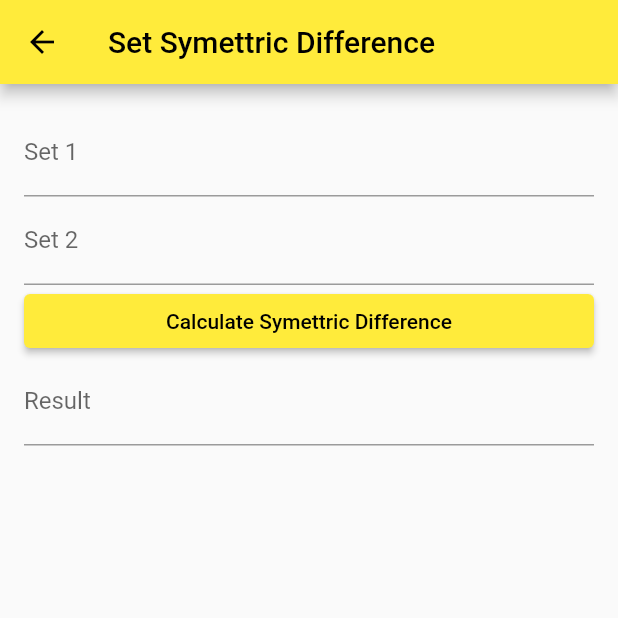
After one commit to coldvl/intersectionApp, a Flutter app: the screen it shows after launch, after a tap on "Calculate Symettric Difference", on a phone screen of 412 x 824 dp, the top half of it. The commit adds this screen. Run offline on Flutter 3.47's test engine with Material 2 defaults, Android fonts, the phone set to English and light mode, and no system bars.

Commit message:
added symetric difference

```diff
--- a/lib/homepage.dart
+++ b/lib/homepage.dart
@@ -3,6 +3,7 @@
 import 'package:flutter/material.dart';
 import 'package:intersection/intersection.dart';
 import 'package:intersection/cartesian_product.dart';
+import 'package:intersection/symettric_difference.dart';
 
 class HomePage extends StatelessWidget {
   const HomePage({super.key});
@@ -27,6 +28,18 @@ class HomePage extends StatelessWidget {
                 },
                 child: const Text('Calculate Intersection'),
               ),
+              //add a button to navigate to the symettric difference screen
+              const SizedBox(height: 16.0),
+              ElevatedButton(
+                onPressed: () {
+                  Navigator.push(
+                    context,
+                    MaterialPageRoute(
+                        builder: (context) => const SetSymettricDifference()),
+                  );
+                },
+                child: const Text('Calculate Symettric Difference'),
+              ),
               const SizedBox(height: 16.0),
               ElevatedButton(
                 onPressed: () {
--- /dev/null
+++ b/lib/symettric_difference.dart
@@ -0,0 +1,74 @@
+// this file is used to find the symettric difference between two sets
+
+import 'package:flutter/material.dart';
+
+class SetSymettricDifference extends StatefulWidget {
+  const SetSymettricDifference({super.key});
+
+  @override
+  _SetSymettricDifferenceState createState() => _SetSymettricDifferenceState();
+}
+
+class _SetSymettricDifferenceState extends State<SetSymettricDifference> {
+  final TextEditingController _set1Controller = TextEditingController();
+  final TextEditingController _set2Controller = TextEditingController();
+  final TextEditingController _resultController = TextEditingController();
+
+  void _calculateSymettricDifference() {
+    // Get the sets from the text fields
+    Set<int> set1 = _parseSet(_set1Controller.text);
+    Set<int> set2 = _parseSet(_set2Controller.text);
+
+    // Calculate the symettric difference
+    Set<int> symettricDifference =
+        set1.difference(set2).union(set2.difference(set1));
+
+    // Update the result text field
+    _resultController.text = symettricDifference.toString();
+  }
+
+  Set<int> _parseSet(String text) {
+    // Split the text into individual numbers
+    List<String> numbers = text.split(' ');
+
+    // Convert each number to an integer and add it to the set
+    Set<int> set = <int>{};
+    for (String number in numbers) {
+      set.add(int.parse(number));
+    }
+
+    return set;
+  }
+
+  @override
+  Widget build(BuildContext context) {
+    return Scaffold(
+        appBar: AppBar(
+          title: const Text('Set Symettric Difference'),
+        ),
+        body: Padding(
+          padding: const EdgeInsets.all(16.0),
+          child: Column(
+            crossAxisAlignment: CrossAxisAlignment.stretch,
+            children: [
+              TextField(
+                controller: _set1Controller,
+                decoration: const InputDecoration(labelText: 'Set 1'),
+              ),
+              TextField(
+                controller: _set2Controller,
+                decoration: const InputDecoration(labelText: 'Set 2'),
+              ),
+              ElevatedButton(
+                onPressed: _calculateSymettricDifference,
+                child: const Text('Calculate Symettric Difference'),
+              ),
+              TextField(
+                controller: _resultController,
+                decoration: const InputDecoration(labelText: 'Result'),
+              ),
+            ],
+          ),
+        ));
+  }
+}
```
